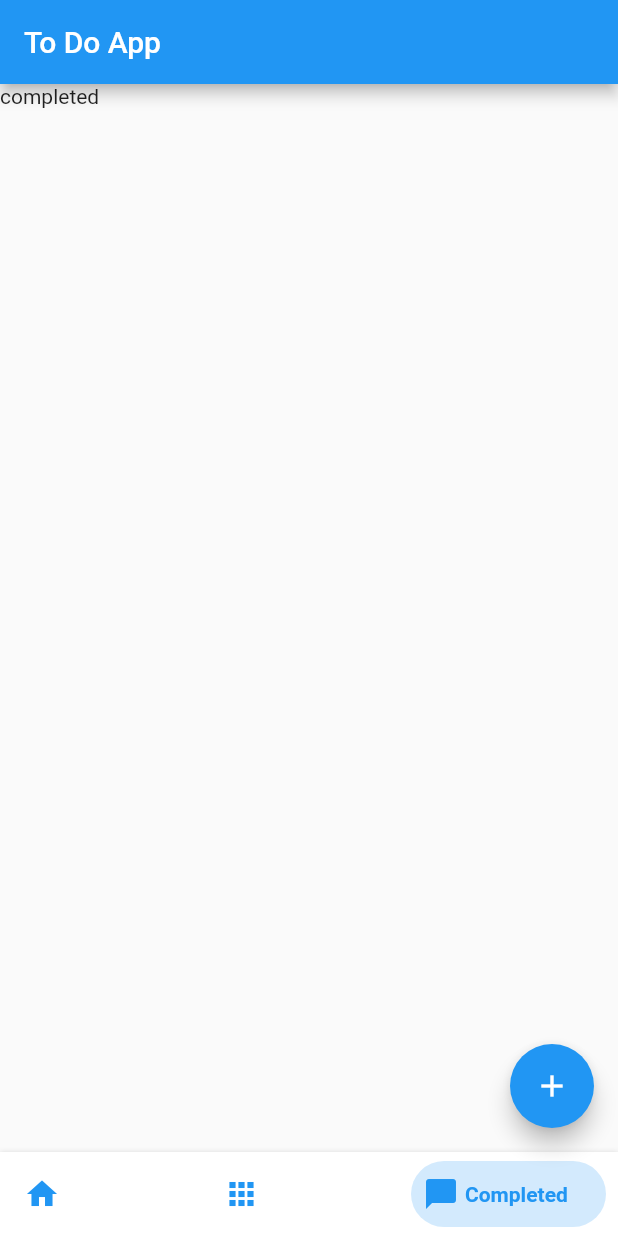
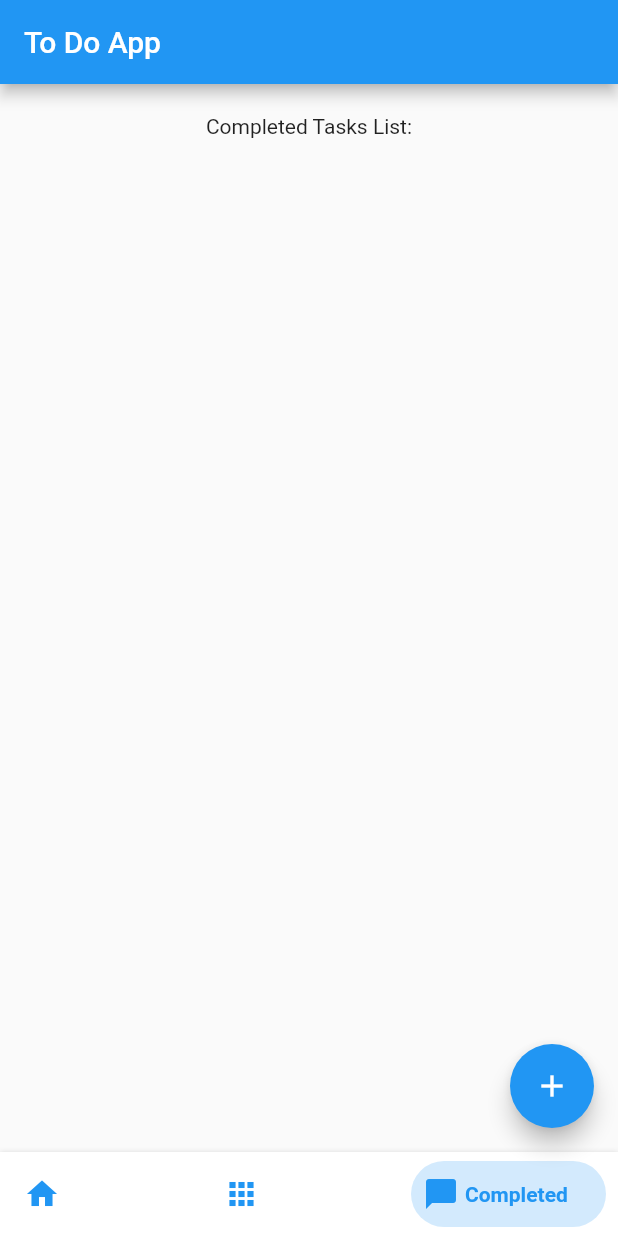
Before and after one commit to aostephano/todoApp, a Flutter app: the screen it shows after launch, swiped to page 3, on a phone screen of 412 x 824 dp. Run offline on Flutter 3.47's test engine with Material 2 defaults, Android fonts, the phone set to English and light mode, and no system bars; drawn by our look-alikes of bottom_navy_bar; missing offline and left inert: dart:html.

Commit message:
Adding delete button and Completed List Screen

```diff
--- a/lib/provider/MyAppState.dart
+++ b/lib/provider/MyAppState.dart
@@ -5,6 +5,11 @@ import '../model/Task.dart';
 
 class MyAppState extends ChangeNotifier {
   List<Task> taskList = <Task>[];
+
+  getDoneTasks(taskList) {
+    List doneTaskList = taskList.where((task) => task.done == true).toList();
+    return doneTaskList;
+  }
 
   addTask(taskInstance) {
     taskList.add(taskInstance);
--- a/lib/screens/CompletedTaskScreen.dart
+++ b/lib/screens/CompletedTaskScreen.dart
@@ -1,4 +1,6 @@
 import 'package:flutter/material.dart';
+import 'package:provider/provider.dart';
+import '../provider/MyAppState.dart';
 
 class completedTaskScreen extends StatefulWidget {
   const completedTaskScreen({Key? key}) : super(key: key);
@@ -10,6 +12,23 @@ class completedTaskScreen extends StatefulWidget {
 class _completedTaskScreenState extends State<completedTaskScreen> {
   @override
   Widget build(BuildContext context) {
-    return const Text("completed");
+    var appState = context.watch<MyAppState>();
+    var taskList = appState.taskList;
+
+    return Container(
+      padding: const EdgeInsets.all(20),
+      child: Column(
+        crossAxisAlignment: CrossAxisAlignment.center,
+        children: [
+          Text("Completed Tasks List:"),
+          for (var task in appState.getDoneTasks(taskList))
+            ListTile(
+              leading:
+                  IconButton(onPressed: () {}, icon: Icon(Icons.check_box)),
+              title: Text(task.toString()),
+            )
+        ],
+      ),
+    );
   }
 }
--- a/lib/screens/ListTaskScreen.dart
+++ b/lib/screens/ListTaskScreen.dart
@@ -28,6 +28,7 @@ class _ListTaskScreenState extends State<ListTaskScreen> {
                 ListTile(
                   leading: IconButton(
                     onPressed: () {
+                      //change the checkbox value
                       appState.toggleTask(task);
                     },
                     icon: task.done
@@ -35,6 +36,11 @@ class _ListTaskScreenState extends State<ListTaskScreen> {
                         : Icon(Icons.check_box_outline_blank),
                   ),
                   title: Text(task.toString()),
+                  trailing: IconButton(
+                      onPressed: () {
+                        appState.deleteTask(task);
+                      },
+                      icon: const Icon(Icons.delete)),
                 )
             ],
           ),
```
Also changed, not shown: lib/screens/sampleScreenExample.dart (deleted, +0 -96 lines), 1 other file.
